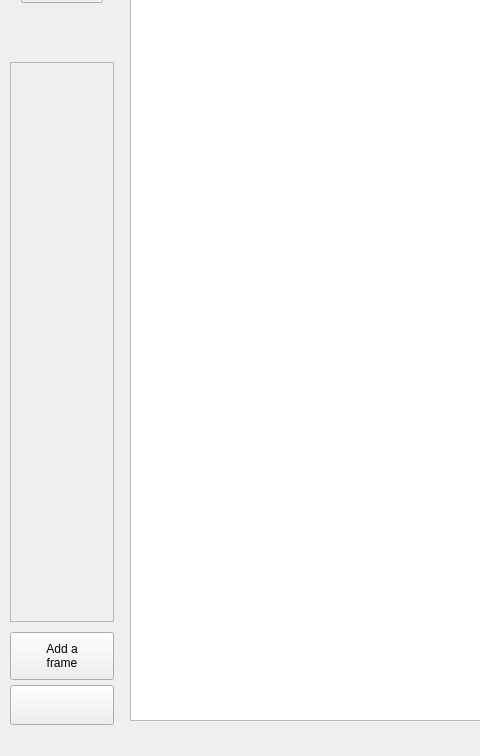
The window that SpriteEditor/mainwindow.ui (TannerWilson/Sprite-Editor) describes before a commit, drawn with Qt 5; both pictures show x 0 to 480 and y 246 to 1002 of the 1200 by 1002 pixel window.
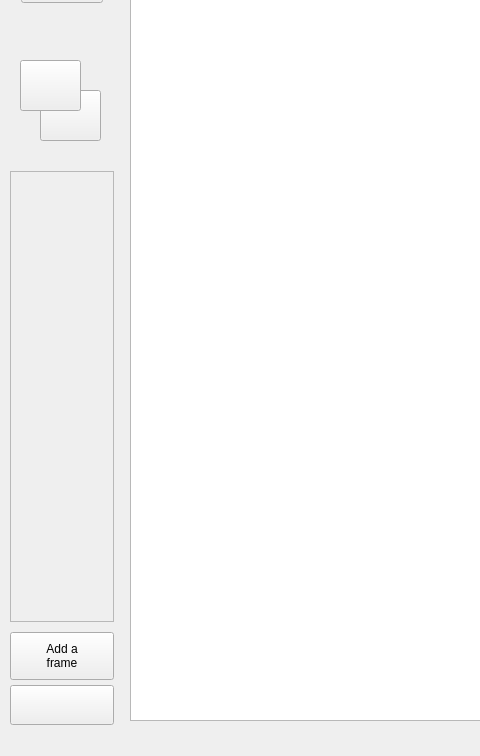
The same window after the commit. Icons and pictures are not drawn.

Commit message: Add the primary/secondary color buttons

What changed in the file:
```diff
--- a/SpriteEditor/mainwindow.ui
+++ b/SpriteEditor/mainwindow.ui
@@ -117,9 +117,9 @@
     <property name="geometry">
      <rect>
       <x>10</x>
-      <y>272</y>
+      <y>381</y>
       <width>104</width>
-      <height>560</height>
+      <height>451</height>
      </rect>
     </property>
     <property name="widgetResizable">
@@ -131,7 +131,7 @@
        <x>0</x>
        <y>0</y>
        <width>102</width>
-       <height>558</height>
+       <height>449</height>
       </rect>
      </property>
     </widget>
@@ -221,6 +221,35 @@
      </rect>
     </property>
    </widget>
+   <widget class="QPushButton" name="secondaryColorButton">
+    <property name="geometry">
+     <rect>
+      <x>40</x>
+      <y>300</y>
+      <width>61</width>
+      <height>51</height>
+     </rect>
+    </property>
+    <property name="text">
+     <string/>
+    </property>
+   </widget>
+   <widget class="QPushButton" name="primaryColorButton">
+    <property name="geometry">
+     <rect>
+      <x>20</x>
+      <y>270</y>
+      <width>61</width>
+      <height>51</height>
+     </rect>
+    </property>
+    <property name="autoFillBackground">
+     <bool>false</bool>
+    </property>
+    <property name="text">
+     <string/>
+    </property>
+   </widget>
   </widget>
   <widget class="QMenuBar" name="menuBar">
    <property name="geometry">
```
Left out of the diff: 5 changed lines with no effect on the pictures. The commit also changes 3 other files.
